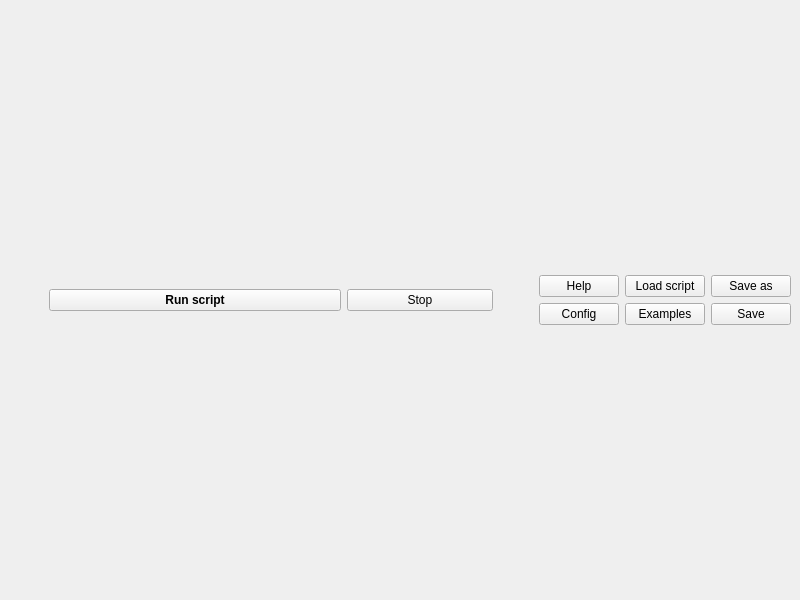
First picture: the form in src/gui/ascriptwindow.ui, repository andrmor/ANTS2, before the edit.
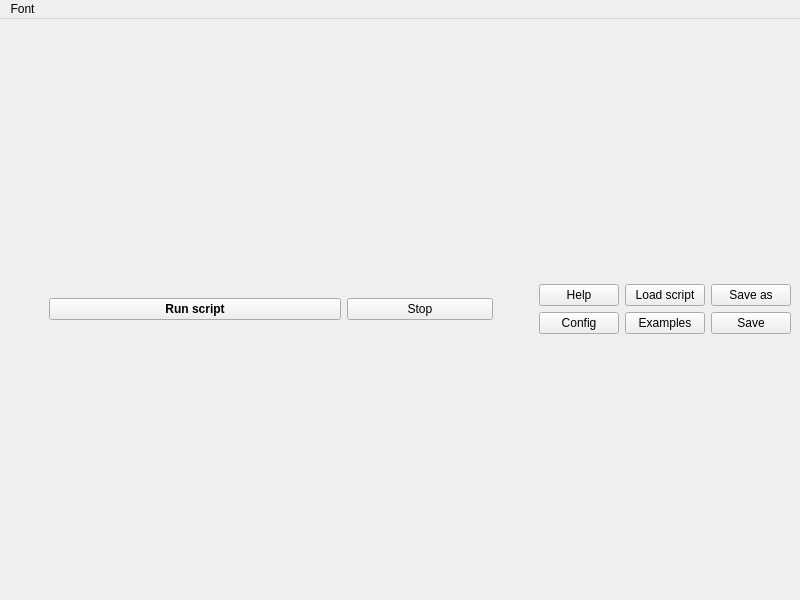
Second picture: the form after the edit.

Commit message: script window: better font size control

The edit to the form file:
```diff
--- a/src/gui/ascriptwindow.ui
+++ b/src/gui/ascriptwindow.ui
@@ -148,6 +148,34 @@
     </item>
    </layout>
   </widget>
+  <widget class="QMenuBar" name="menuBar">
+   <property name="geometry">
+    <rect>
+     <x>0</x>
+     <y>0</y>
+     <width>800</width>
+     <height>21</height>
+    </rect>
+   </property>
+   <widget class="QMenu" name="menuFont">
+    <property name="title">
+     <string>Font</string>
+    </property>
+    <addaction name="actionIncrease_font_size"/>
+    <addaction name="actionDecrease_font_size"/>
+   </widget>
+   <addaction name="menuFont"/>
+  </widget>
+  <action name="actionIncrease_font_size">
+   <property name="text">
+    <string>Increase font size</string>
+   </property>
+  </action>
+  <action name="actionDecrease_font_size">
+   <property name="text">
+    <string>Decrease font size</string>
+   </property>
+  </action>
  </widget>
  <resources/>
  <connections/>
```
The commit also changes 6 other files.
